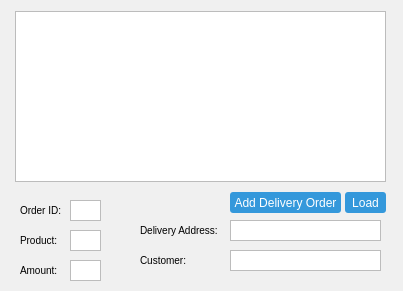
The window that adddelivery.ui (SamirTaous/DeliveryManagement) describes before a commit, drawn with Qt 5.
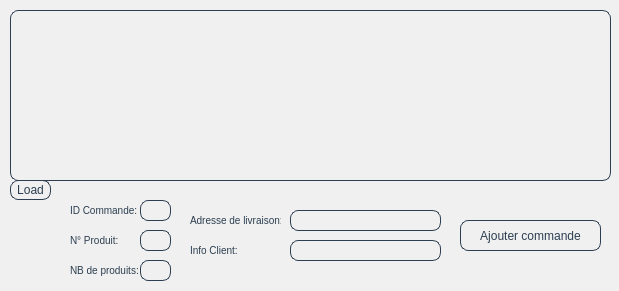
The same window after the commit.

Commit message: finalized delivery system

Patch:
```diff
--- a/adddelivery.ui
+++ b/adddelivery.ui
@@ -6,7 +6,7 @@
    <rect>
     <x>0</x>
     <y>0</y>
-    <width>403</width>
+    <width>619</width>
     <height>291</height>
    </rect>
   </property>
@@ -20,20 +20,23 @@
 
 QLabel {
     font-size: 10px;
+    color:#2c3e50;
 }
 
 QLineEdit, QTableView {
-    background-color: #ffffff;
-    border: 1px solid #bcbcbc;
+    background-color: transparent;
+    color: #2c3e50;
+    border: 1px solid #2c3e50; 
+    border-radius: 8px;
     padding: 5px;
     margin-bottom: 10px;
 }
 
 QPushButton {
-    background-color: #3498db;
-    color: #ffffff;
-    border: none;
-    border-radius: 3px;
+    background-color: transparent;
+    color: #2c3e50;
+    border: 1px solid #2c3e50; 
+    border-radius: 8px;
 }
 
 QPushButton:hover {
@@ -44,9 +47,9 @@
   <widget class="QLabel" name="OrderIDLabel">
    <property name="geometry">
     <rect>
-     <x>20</x>
+     <x>70</x>
      <y>200</y>
-     <width>51</width>
+     <width>71</width>
      <height>21</height>
     </rect>
    </property>
@@ -56,15 +59,15 @@
 }</string>
    </property>
    <property name="text">
-    <string>Order ID:</string>
+    <string>ID Commande:</string>
    </property>
   </widget>
   <widget class="QLabel" name="ProductIDLabel">
    <property name="geometry">
     <rect>
-     <x>20</x>
+     <x>70</x>
      <y>230</y>
-     <width>51</width>
+     <width>71</width>
      <height>21</height>
     </rect>
    </property>
@@ -74,14 +77,14 @@
 }</string>
    </property>
    <property name="text">
-    <string>Product:</string>
+    <string>N° Produit:</string>
    </property>
   </widget>
   <widget class="QLabel" name="CustomerLabel">
    <property name="geometry">
     <rect>
-     <x>140</x>
-     <y>250</y>
+     <x>190</x>
+     <y>240</y>
      <width>81</width>
      <height>21</height>
     </rect>
@@ -92,15 +95,15 @@
 }</string>
    </property>
    <property name="text">
-    <string>Customer:</string>
+    <string>Info Client:</string>
    </property>
   </widget>
   <widget class="QLabel" name="AmountLabel">
    <property name="geometry">
     <rect>
-     <x>20</x>
+     <x>70</x>
      <y>260</y>
-     <width>51</width>
+     <width>71</width>
      <height>21</height>
     </rect>
    </property>
@@ -110,14 +113,14 @@
 }</string>
    </property>
    <property name="text">
-    <string>Amount:</string>
+    <string>NB de produits:</string>
    </property>
   </widget>
   <widget class="QLabel" name="AddressLabel">
    <property name="geometry">
     <rect>
-     <x>140</x>
-     <y>220</y>
+     <x>190</x>
+     <y>210</y>
      <width>91</width>
      <height>21</height>
     </rect>
@@ -128,13 +131,13 @@
 }</string>
    </property>
    <property name="text">
-    <string>Delivery Address:</string>
+    <string>Adresse de livraison:</string>
    </property>
   </widget>
   <widget class="QLineEdit" name="OrderIDLineEdit">
    <property name="geometry">
     <rect>
-     <x>70</x>
+     <x>140</x>
      <y>200</y>
      <width>31</width>
      <height>31</height>
@@ -144,7 +147,7 @@
   <widget class="QLineEdit" name="ProductLineEdit">
    <property name="geometry">
     <rect>
-     <x>70</x>
+     <x>140</x>
      <y>230</y>
      <width>31</width>
      <height>31</height>
@@ -154,7 +157,7 @@
   <widget class="QLineEdit" name="AmountLineEdit">
    <property name="geometry">
     <rect>
-     <x>70</x>
+     <x>140</x>
      <y>260</y>
      <width>31</width>
      <height>31</height>
@@ -164,8 +167,8 @@
   <widget class="QLineEdit" name="CustomerLineEdit">
    <property name="geometry">
     <rect>
-     <x>230</x>
-     <y>250</y>
+     <x>290</x>
+     <y>240</y>
      <width>151</width>
      <height>31</height>
     </rect>
@@ -174,8 +177,8 @@
   <widget class="QLineEdit" name="AddressLineEdit">
    <property name="geometry">
     <rect>
-     <x>230</x>
-     <y>220</y>
+     <x>290</x>
+     <y>210</y>
      <width>151</width>
      <height>31</height>
     </rect>
@@ -184,9 +187,9 @@
   <widget class="QTableView" name="tableView">
    <property name="geometry">
     <rect>
-     <x>15</x>
-     <y>11</y>
-     <width>371</width>
+     <x>10</x>
+     <y>10</y>
+     <width>601</width>
      <height>181</height>
     </rect>
    </property>
@@ -194,10 +197,10 @@
   <widget class="QPushButton" name="LoadTableButton">
    <property name="geometry">
     <rect>
-     <x>345</x>
-     <y>192</y>
+     <x>10</x>
+     <y>180</y>
      <width>41</width>
-     <height>21</height>
+     <height>20</height>
     </rect>
    </property>
    <property name="text">
@@ -207,14 +210,14 @@
   <widget class="QPushButton" name="AddDeliveryButton">
    <property name="geometry">
     <rect>
-     <x>230</x>
-     <y>192</y>
-     <width>111</width>
-     <height>21</height>
+     <x>460</x>
+     <y>220</y>
+     <width>141</width>
+     <height>31</height>
     </rect>
    </property>
    <property name="text">
-    <string>Add Delivery Order</string>
+    <string>Ajouter commande</string>
    </property>
   </widget>
  </widget>
```
Left out of the diff: 2 changed lines with no effect on the pictures. The commit also changes 26 other files.
